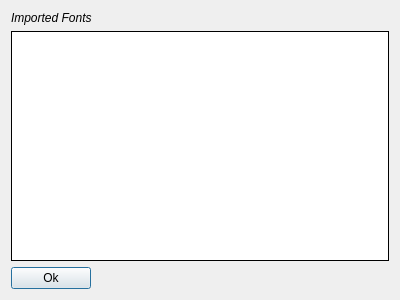
Before: the Qt Designer form src/importedfonts.ui in fontmatrix/fontmatrix, drawn with Qt 5.
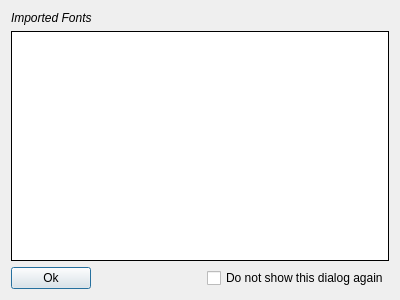
After: the same form once the commit is applied.

Commit message: Made "Imported fonts" dialog optional

The edit to the form file:
```diff
--- a/src/importedfonts.ui
+++ b/src/importedfonts.ui
@@ -12,10 +12,8 @@
   <property name="windowTitle" >
    <string>Dialog</string>
   </property>
-  <layout class="QGridLayout" >
+  <layout class="QGridLayout" name="gridLayout" >
    <item row="0" column="0" >
-    <layout class="QVBoxLayout" >
-     <item>
       <widget class="QLabel" name="label" >
        <property name="font" >
         <font>
@@ -46,6 +44,8 @@
        </property>
       </widget>
      </item>
+   <item row="2" column="0" >
+    <layout class="QHBoxLayout" name="horizontalLayout" >
      <item>
       <widget class="QPushButton" name="btnOk" >
        <property name="sizePolicy" >
@@ -59,6 +59,32 @@
        </property>
       </widget>
      </item>
+     <item>
+      <spacer name="horizontalSpacer" >
+       <property name="orientation" >
+        <enum>Qt::Horizontal</enum>
+       </property>
+       <property name="sizeHint" stdset="0" >
+        <size>
+         <width>40</width>
+         <height>20</height>
+        </size>
+       </property>
+      </spacer>
+     </item>
+     <item>
+      <widget class="QCheckBox" name="dontShowBox" >
+       <property name="toolTip" >
+        <string>&lt;qt>Instead of showing this dialog imported font count
+will be shown in the status bar. If you choose not to
+show this dialog anymore you can reset the state
+in preferences.&lt;/qt></string>
+       </property>
+       <property name="text" >
+        <string>Do not show this dialog again</string>
+       </property>
+      </widget>
+     </item>
     </layout>
    </item>
   </layout>
```
Left out of the diff: 2 changed lines with no effect on the pictures. Lines whose indentation alone changed are shown as unchanged. The commit also changes 8 other files.
